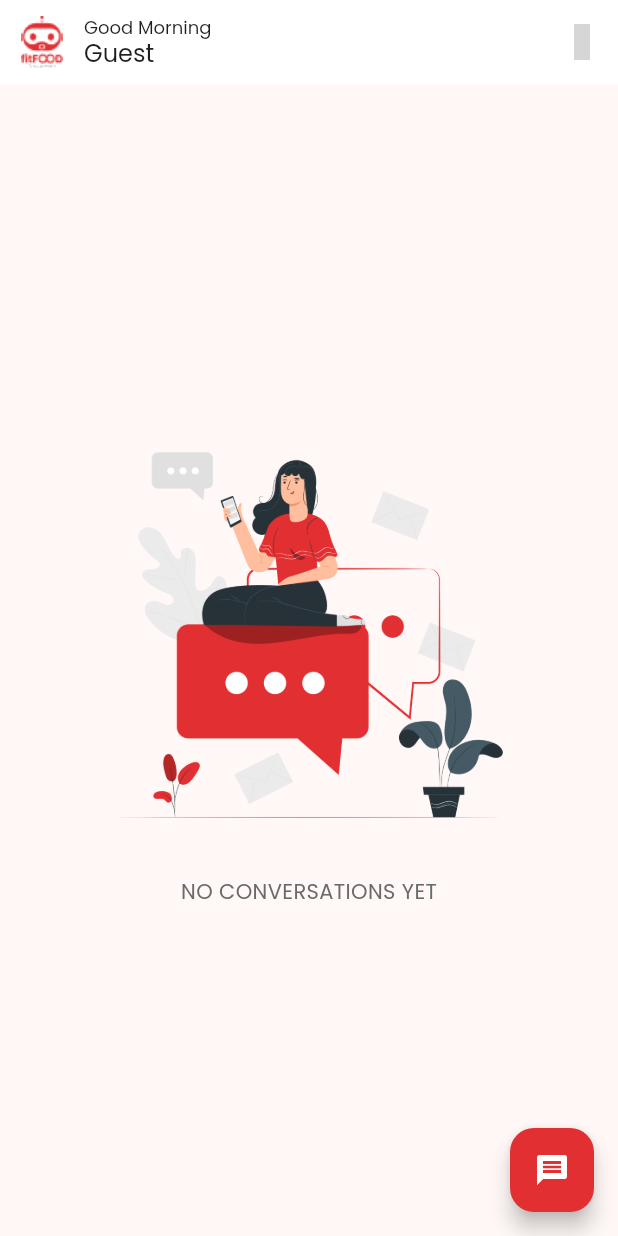
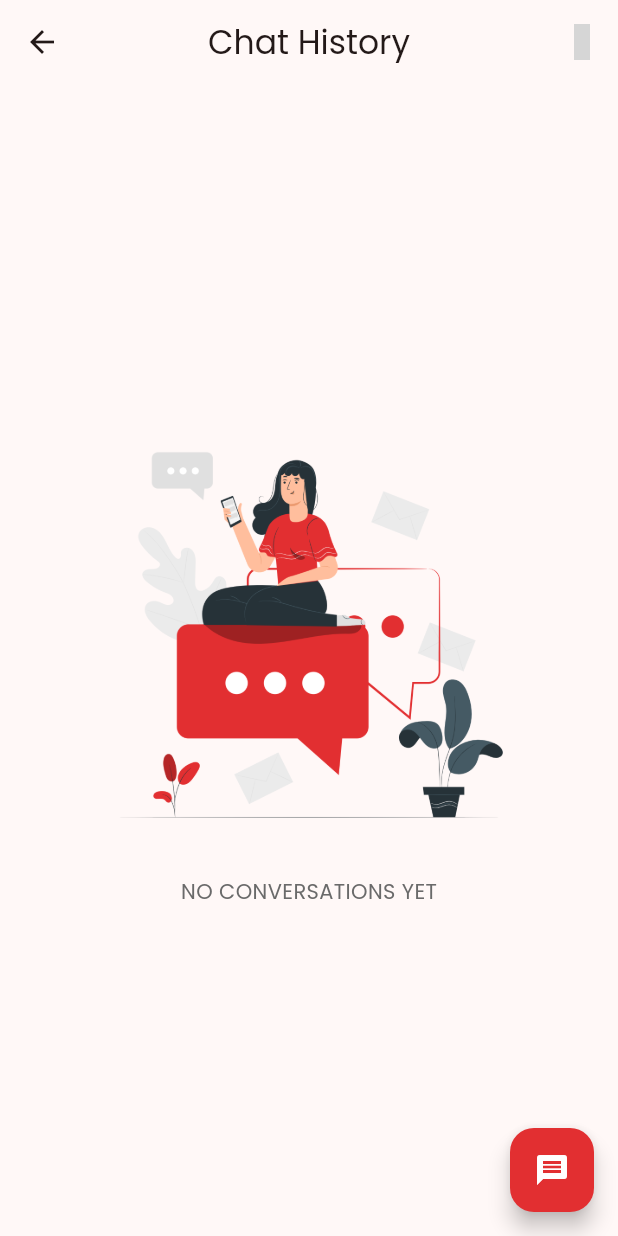
Before and after one commit to hngx-org/fit-food-ai, a Flutter app: the ChatHistoryScreen screen opened by its route, on a phone screen of 412 x 824 dp. Run offline on Flutter 3.47's test engine with Material 2 defaults, Android fonts, the phone set to English and light mode, and no system bars; our stand-ins replace connectivity_plus, either_dart, form_field_validator, google_fonts, iconly, image_cropper and 3 more; missing offline and left inert: hng_authentication, hngx_openai; accounts and stored records are empty; grey boxes are pictures that could not be loaded.

Commit message:
feat: chat history redesign

```diff
--- a/lib/features/chats/models/conversation.dart
+++ b/lib/features/chats/models/conversation.dart
@@ -75,6 +75,11 @@ class ChatMessage {
         sender: '',
         timestamp: DateTime.now(),
       );
+  factory ChatMessage.error() => ChatMessage(
+        text: "Sorry something went wrong from server",
+        sender: '',
+        timestamp: DateTime.now(),
+      );
 
   factory ChatMessage.fromJson(Map<String, dynamic> json) => ChatMessage(
         text: json["text"],
--- a/lib/features/chats/view/chat_history_screen.dart
+++ b/lib/features/chats/view/chat_history_screen.dart
@@ -6,9 +6,6 @@ import 'package:flutter/material.dart';
 import 'package:iconly/iconly.dart';
 import 'package:provider/provider.dart';
 
-import '../../../common/base/base_view_model.dart';
-import '../../../common/models/app_user.dart';
-import '../../../common/viewmodels/user_view_model.dart';
 import '../../../components/shared/styles.dart';
 
 class ChatHistoryScreen extends StatefulWidget {
@@ -34,36 +31,16 @@ class _ChatHistoryScreenState extends State<ChatHistoryScreen> {
       appBar: AppBar(
         titleSpacing: 0,
         automaticallyImplyLeading: true,
-        backgroundColor: Colors.white,
-        surfaceTintColor: Colors.white,
+        // backgroundColor: Colors.white,
+        centerTitle: true,
+        // surfaceTintColor: Colors.white,
         actions: [
           IconButton(
             onPressed: () => Navigator.pushNamed(context, '/settings'),
             icon: const Icon(IconlyLight.setting),
           ),
         ],
-        leading: IconButton(
-          icon: Image.asset(smallLogo),
-          onPressed: () {},
-        ),
-        title: Column(
-          crossAxisAlignment: CrossAxisAlignment.start,
-          children: [
-            Text(
-              "Good Morning",
-              style: smallText.copyWith(color: kcTxtColorDark, fontSize: 12),
-            ),
-            AppUiStateBinding.bind<UserViewModel, AppUser?>(
-                value: (vm) => vm.user,
-                to: (context, state, vm) {
-                  return Text(
-                    state?.name ?? "Guest",
-                    style:
-                        btnText.copyWith(color: kcTxtColorDark, fontSize: 16),
-                  );
-                }),
-          ],
-        ),
+        title: const Text('Chat History'),
       ),
       floatingActionButton: FloatingActionButton(
         backgroundColor: kcBtnColor,
@@ -79,7 +56,18 @@ class _ChatHistoryScreenState extends State<ChatHistoryScreen> {
         child:
             Consumer<ConversationsViewModel>(builder: (context, state, child) {
           return Column(
+            crossAxisAlignment: CrossAxisAlignment.start,
             children: [
+              // Padding(
+              //   padding: const EdgeInsets.symmetric(horizontal: 25.0,vertical: 10),
+              //   child: Text(
+              //     'Conversation History',
+              //     style: nameText.copyWith(
+              //         color: kcTxtColorLight,
+              //         fontSize: 20,
+              //         fontWeight: FontWeight.w500),
+              //   ),
+              // ),
               Expanded(
                 child: state.conversations.isEmpty
                     ? Center(
@@ -90,12 +78,13 @@ class _ChatHistoryScreenState extends State<ChatHistoryScreen> {
                             Image(
                                 image: AssetImage('assets/conversation.png'),
                                 width: MediaQuery.of(context).size.width * 0.7),
-                            SizedBox(
+                            const SizedBox(
                               height: 20,
                             ),
                             Text(
                               'NO CONVERSATIONS YET',
-                              style: skipText.copyWith(color: kcTxtColorLight,fontSize: 14),
+                              style: skipText.copyWith(
+                                  color: kcTxtColorLight, fontSize: 14),
                             ),
                           ],
                         ),
--- a/lib/features/chats/view_model/chat_view_model.dart
+++ b/lib/features/chats/view_model/chat_view_model.dart
@@ -70,6 +70,8 @@ class ChatViewModel extends BaseViewModel {
           navigator.dispatch(SubscribeEvent());
           _addSubscribePrompt(convoId ?? _convoId!);
         } else {
+          _messages.add(ChatMessage.error());
+
           navigator.dispatch(SendMessageFailedEvent(left.message));
         }
       }, (right) {
@@ -101,6 +103,9 @@ class ChatViewModel extends BaseViewModel {
           navigator.dispatch(SubscribeEvent());
           _addSubscribePrompt(convoId ?? _convoId!);
         } else {
+          _messages.add(ChatMessage.error());
+          navigator.dispatch(
+              AddMessageEvent(ChatMessage.error(), convoId ?? _convoId!));
           navigator.dispatch(SendMessageFailedEvent(left.message));
         }
       }, (right) {
```
Also changed, not shown: lib/features/chats/components/chat_history_item.dart (+16 -2 lines).
